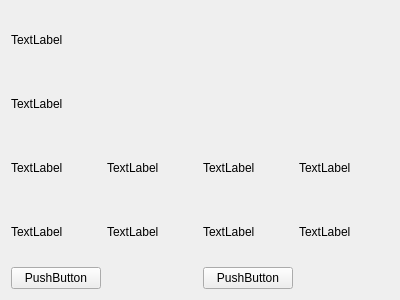
Above: SelfTestWarningMessageWidget.ui from wruwami/TPCAM-M30 before the change. Below: the same form after it.
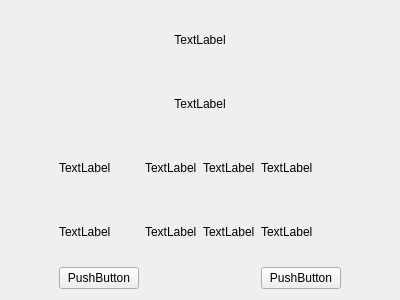
That is the form after the change. Custom widgets are drawn as their Qt base class.

Commit message: admin-align 관련 기능 수정

What changed in the file:
```diff
--- a/SelfTestWarningMessageWidget.ui
+++ b/SelfTestWarningMessageWidget.ui
@@ -16,94 +16,138 @@
   <layout class="QGridLayout" name="gridLayout_2">
    <item row="0" column="0">
     <layout class="QGridLayout" name="gridLayout">
-     <item row="3" column="0">
-      <widget class="QLabel" name="batteryLabel">
-       <property name="text">
-        <string>TextLabel</string>
+     <item row="4" column="0">
+      <spacer name="horizontalSpacer">
+       <property name="orientation">
+        <enum>Qt::Horizontal</enum>
        </property>
-      </widget>
+       <property name="sizeHint" stdset="0">
+        <size>
+         <width>40</width>
+         <height>20</height>
+        </size>
+       </property>
+      </spacer>
      </item>
      <item row="3" column="1">
-      <widget class="QLabel" name="batteryValueLabel">
+      <widget class="CustomLabel" name="batteryLabel">
        <property name="text">
         <string>TextLabel</string>
        </property>
       </widget>
      </item>
-     <item row="2" column="0">
-      <widget class="QLabel" name="cameraLabel">
+     <item row="3" column="2">
+      <widget class="CustomLabel" name="batteryValueLabel">
        <property name="text">
         <string>TextLabel</string>
        </property>
       </widget>
      </item>
-     <item row="2" column="1">
-      <widget class="QLabel" name="cameraValueLabel">
-       <property name="text">
-        <string>TextLabel</string>
-       </property>
-      </widget>
-     </item>
-     <item row="0" column="0" colspan="4">
-      <widget class="QLabel" name="label">
-       <property name="text">
-        <string>TextLabel</string>
-       </property>
-      </widget>
-     </item>
-     <item row="4" column="2">
-      <widget class="QPushButton" name="powerOffPushButton">
-       <property name="text">
-        <string>PushButton</string>
-       </property>
-      </widget>
-     </item>
      <item row="2" column="2">
-      <widget class="QLabel" name="laserLabel">
+      <widget class="CustomLabel" name="cameraValueLabel">
+       <property name="text">
+        <string>TextLabel</string>
+       </property>
+      </widget>
+     </item>
+     <item row="2" column="1">
+      <widget class="CustomLabel" name="cameraLabel">
        <property name="text">
         <string>TextLabel</string>
        </property>
       </widget>
      </item>
      <item row="2" column="3">
-      <widget class="QLabel" name="laserValueLabel">
+      <widget class="CustomLabel" name="laserLabel">
        <property name="text">
         <string>TextLabel</string>
        </property>
       </widget>
      </item>
-     <item row="3" column="2">
-      <widget class="QLabel" name="storageLabel">
+     <item row="0" column="1" colspan="4">
+      <widget class="CustomLabel" name="label">
        <property name="text">
         <string>TextLabel</string>
        </property>
+       <property name="alignment">
+        <set>Qt::AlignCenter</set>
+       </property>
       </widget>
      </item>
-     <item row="1" column="0" colspan="4">
-      <widget class="QLabel" name="label_2">
+     <item row="2" column="4">
+      <widget class="CustomLabel" name="laserValueLabel">
        <property name="text">
         <string>TextLabel</string>
        </property>
       </widget>
      </item>
+     <item row="1" column="1" colspan="4">
+      <widget class="CustomLabel" name="label_2">
+       <property name="text">
+        <string>TextLabel</string>
+       </property>
+       <property name="alignment">
+        <set>Qt::AlignCenter</set>
+       </property>
+      </widget>
+     </item>
      <item row="3" column="3">
-      <widget class="QLabel" name="storageValueLabel">
+      <widget class="CustomLabel" name="storageLabel">
        <property name="text">
         <string>TextLabel</string>
        </property>
       </widget>
      </item>
-     <item row="4" column="0">
-      <widget class="QPushButton" name="continuePushButton">
+     <item row="4" column="1">
+      <widget class="CustomPushButton" name="continuePushButton">
        <property name="text">
         <string>PushButton</string>
        </property>
       </widget>
      </item>
+     <item row="3" column="4">
+      <widget class="CustomLabel" name="storageValueLabel">
+       <property name="text">
+        <string>TextLabel</string>
+       </property>
+      </widget>
+     </item>
+     <item row="4" column="4">
+      <widget class="CustomPushButton" name="powerOffPushButton">
+       <property name="text">
+        <string>PushButton</string>
+       </property>
+      </widget>
+     </item>
+     <item row="4" column="5">
+      <spacer name="horizontalSpacer_2">
+       <property name="orientation">
+        <enum>Qt::Horizontal</enum>
+       </property>
+       <property name="sizeHint" stdset="0">
+        <size>
+         <width>40</width>
+         <height>20</height>
+        </size>
+       </property>
+      </spacer>
+     </item>
     </layout>
    </item>
   </layout>
  </widget>
+ <customwidgets>
+  <customwidget>
+   <class>CustomLabel</class>
+   <extends>QLabel</extends>
+   <header>CustomLabel.h</header>
+  </customwidget>
+  <customwidget>
+   <class>CustomPushButton</class>
+   <extends>QPushButton</extends>
+   <header>CustomPushButton.h</header>
+  </customwidget>
+ </customwidgets>
  <resources/>
  <connections/>
 </ui>
```
The commit also changes 17 other files.
